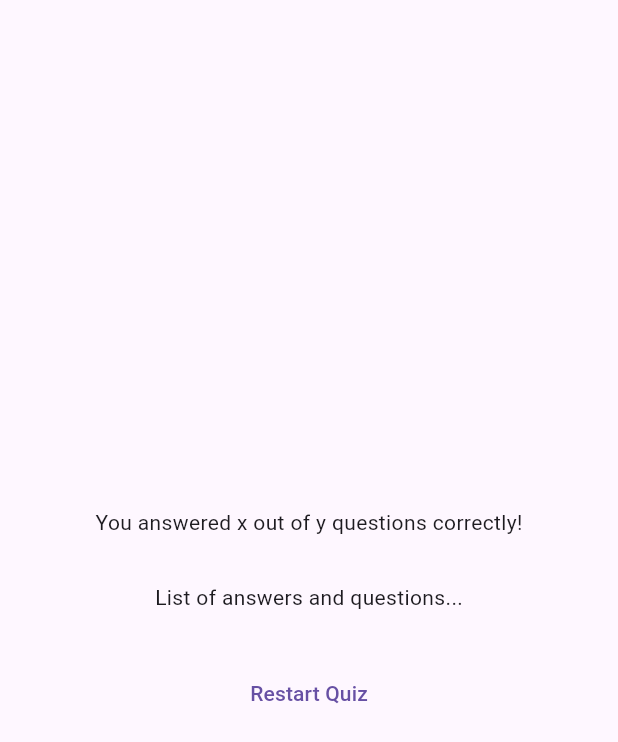
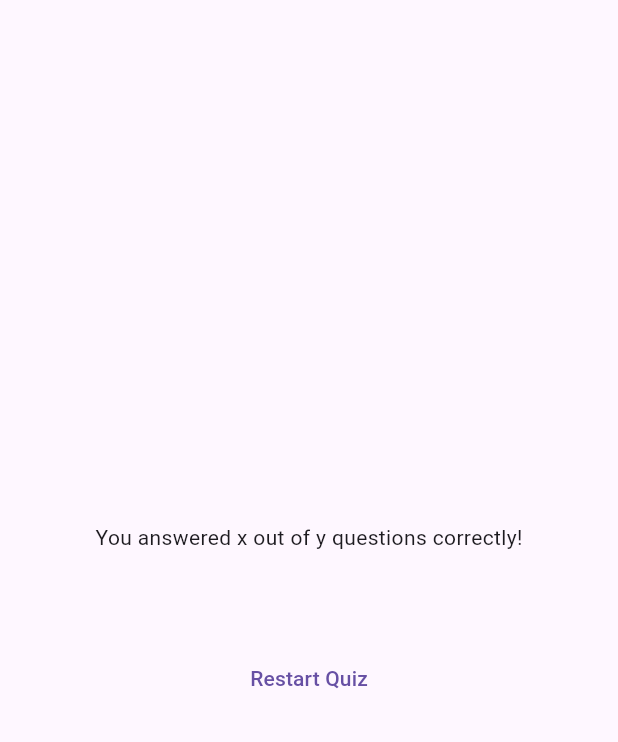
Before and after one commit to JagdishSingh01/quiz, a Flutter app: the ResultScreen widget shown alone on an empty page, opened directly with empty values, on a phone screen of 412 x 824 dp. Shown: the top 742 px of the screen. Run offline on Flutter 3.47's test engine with Material 3 defaults, Android fonts, the phone set to English and light mode, and no system bars; our stand-ins replace google_fonts.

Commit message:
added the questions_summary widget to the appliication

```diff
--- a/lib/quiz.dart
+++ b/lib/quiz.dart
@@ -27,7 +27,7 @@ class _QuizState extends State<Quiz> {
 
     if (selectedAnswers.length == questions.length) {
       setState(() {
-        selectedAnswers = [];
+
         activeScreen = 'result-screen';
       });
     }
--- a/lib/results_screen.dart
+++ b/lib/results_screen.dart
@@ -1,5 +1,6 @@
 import 'package:flutter/material.dart';
 import 'package:quiz/data/questions.dart';
+import 'package:quiz/questions_summary.dart';
 
 class ResultScreen extends StatelessWidget {
   const ResultScreen({super.key, required this.chosenAnswers});
@@ -9,10 +10,10 @@ class ResultScreen extends StatelessWidget {
     final List<Map<String, Object>> summary = [];
     for (var i = 0; i < chosenAnswers.length; i++) {
       summary.add({
-        'question_index' : i,
-        'question' : questions[i].text,
-        'correct_answer' : questions[i].answers[0],
-        'user_answer' : chosenAnswers[i],
+        'question_index': i,
+        'question': questions[i].text,
+        'correct_answer': questions[i].answers[0],
+        'user_answer': chosenAnswers[i],
       });
     }
     return summary;
@@ -31,7 +32,7 @@ class ResultScreen extends StatelessWidget {
             const SizedBox(
               height: 30,
             ),
-            const Text('List of answers and questions...'),
+            QuestionsSummary(getSummaryData()),
             const SizedBox(
               height: 30,
             ),
```
Also changed, not shown: lib/questions_summary.dart (+9 -0 lines).
